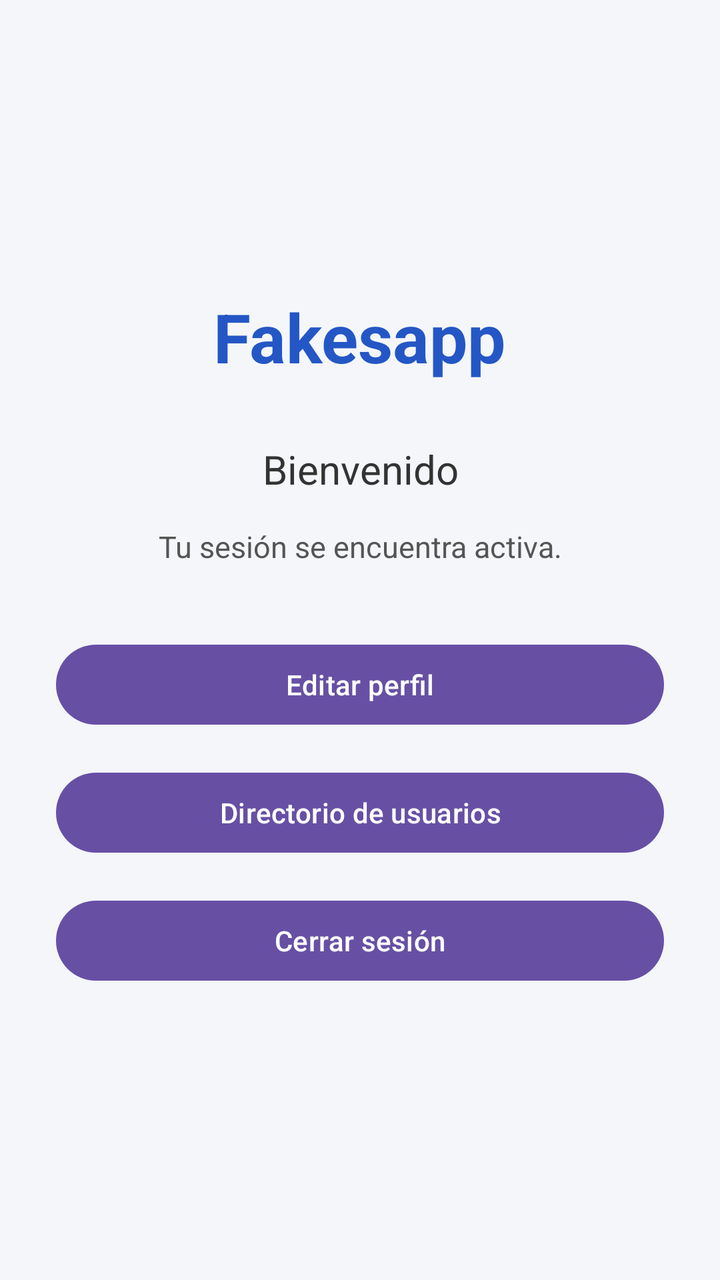
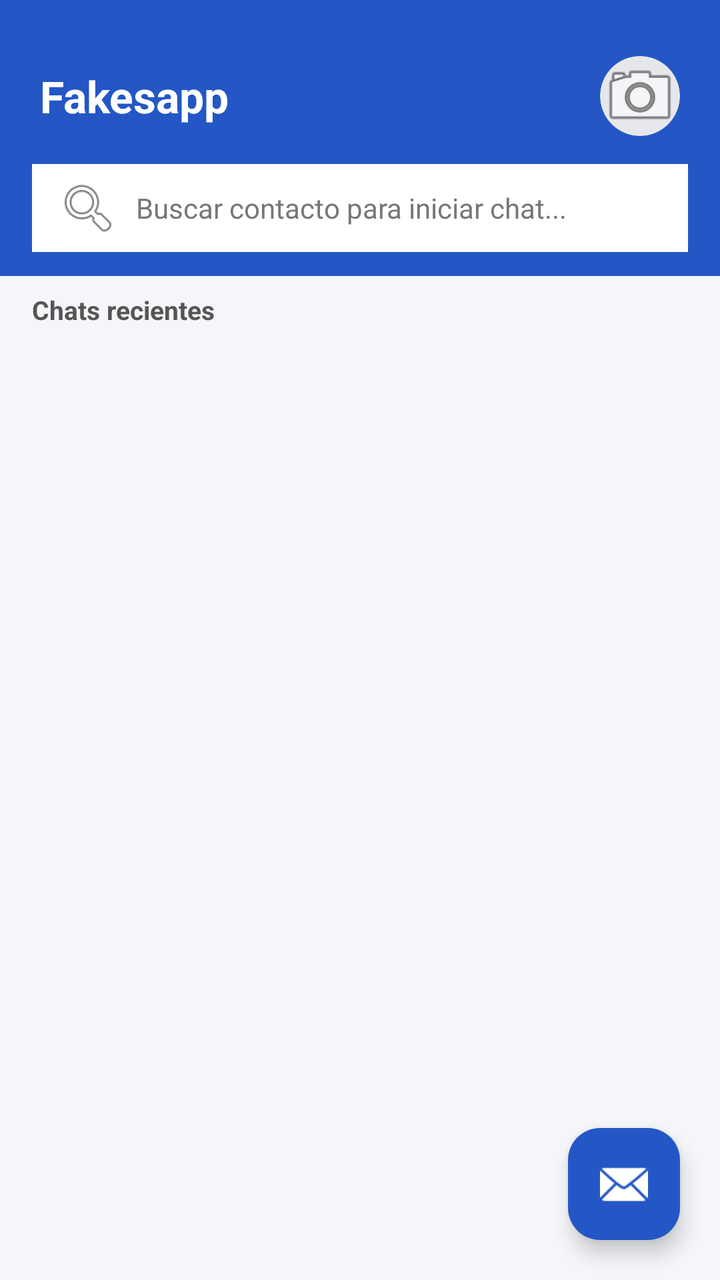

The first picture is an Android layout as it rendered before a commit; the second is the same layout after the commit. The layout source and the unified diff follow.
<!-- AndroidManifest.xml: application theme Theme.Fakesapp -->
<!-- res/layout/activity_home.xml -->
<?xml version="1.0" encoding="utf-8"?>
<LinearLayout xmlns:android="http://schemas.android.com/apk/res/android"
    android:layout_width="match_parent"
    android:layout_height="match_parent"
    android:orientation="vertical"
    android:gravity="center"
    android:padding="28dp"
    android:background="#F4F6FA">

    <TextView
        android:layout_width="wrap_content"
        android:layout_height="wrap_content"
        android:text="Fakesapp"
        android:textSize="34sp"
        android:textStyle="bold"
        android:textColor="#2457C5" />

    <TextView
        android:id="@+id/tvBienvenida"
        android:layout_width="match_parent"
        android:layout_height="wrap_content"
        android:layout_marginTop="30dp"
        android:gravity="center"
        android:text="Bienvenido"
        android:textSize="20sp"
        android:textColor="#333333" />

    <TextView
        android:layout_width="match_parent"
        android:layout_height="wrap_content"
        android:layout_marginTop="15dp"
        android:gravity="center"
        android:text="Tu sesión se encuentra activa."
        android:textSize="15sp"
        android:textColor="#555555" />

    <Button
        android:id="@+id/btnEditarPerfil"
        android:layout_width="match_parent"
        android:layout_height="wrap_content"
        android:layout_marginTop="35dp"
        android:text="Editar perfil"
        android:textAllCaps="false" />

    <Button
        android:id="@+id/btnDirectorio"
        android:layout_width="match_parent"
        android:layout_height="wrap_content"
        android:layout_marginTop="16dp"
        android:text="Directorio de usuarios"
        android:textAllCaps="false" />

    <Button
        android:id="@+id/btnCerrarSesion"
        android:layout_width="match_parent"
        android:layout_height="wrap_content"
        android:layout_marginTop="16dp"
        android:text="Cerrar sesión"
        android:textAllCaps="false" />

</LinearLayout>
<!-- resources referenced by this layout -->
<resources>
  <style name="Theme.Fakesapp" parent="Base.Theme.Fakesapp" />
  <style name="Base.Theme.Fakesapp" parent="Theme.Material3.DayNight.NoActionBar">
          
          
      </style>
</resources>

<!-- the commit's change to res/layout/activity_home.xml (unified diff, before → after) -->
@@ -1,61 +1,127 @@
 <?xml version="1.0" encoding="utf-8"?>
-<LinearLayout xmlns:android="http://schemas.android.com/apk/res/android"
+<androidx.coordinatorlayout.widget.CoordinatorLayout
+    xmlns:android="http://schemas.android.com/apk/res/android"
+    xmlns:app="http://schemas.android.com/apk/res-auto"
     android:layout_width="match_parent"
     android:layout_height="match_parent"
-    android:orientation="vertical"
-    android:gravity="center"
-    android:padding="28dp"
     android:background="#F4F6FA">
 
-    <TextView
+    <LinearLayout
+        android:layout_width="match_parent"
+        android:layout_height="match_parent"
+        android:orientation="vertical">
+
+        
+        <LinearLayout
+            android:id="@+id/barraSuperiorHome"
+            android:layout_width="match_parent"
+            android:layout_height="wrap_content"
+            android:background="#2457C5"
+            android:gravity="center_vertical"
+            android:orientation="horizontal"
+            android:paddingHorizontal="20dp"
+            android:paddingTop="28dp"
+            android:paddingBottom="14dp">
+
+            <TextView
+                android:layout_width="0dp"
+                android:layout_height="wrap_content"
+                android:layout_weight="1"
+                android:text="Fakesapp"
+                android:textColor="#FFFFFF"
+                android:textSize="22sp"
+                android:textStyle="bold" />
+
+            <ImageView
+                android:id="@+id/ivPerfilPropio"
+                android:layout_width="40dp"
+                android:layout_height="40dp"
+                android:background="@drawable/bg_avatar"
+                android:clipToOutline="true"
+                android:clickable="true"
+                android:contentDescription="Opciones de mi perfil"
+                android:focusable="true"
+                android:scaleType="centerCrop"
+                android:src="@android:drawable/ic_menu_camera" />
+
+        </LinearLayout>
+
+        
+        <LinearLayout
+            android:layout_width="match_parent"
+            android:layout_height="wrap_content"
+            android:background="#2457C5"
+            android:paddingHorizontal="16dp"
+            android:paddingBottom="12dp">
+
+            <EditText
+                android:id="@+id/etBuscarEnHome"
+                android:layout_width="match_parent"
+                android:layout_height="44dp"
+                android:background="#FFFFFF"
+                android:drawableStart="@android:drawable/ic_menu_search"
+                android:drawablePadding="8dp"
+                android:hint="Buscar contacto para iniciar chat..."
+                android:imeOptions="actionSearch"
+                android:inputType="textPersonName"
+                android:maxLines="1"
+                android:paddingHorizontal="12dp"
+                android:textColor="#202020"
+                android:textColorHint="#777777"
+                android:textSize="14sp" />
+
+        </LinearLayout>
+
+        
+        <TextView
+            android:id="@+id/tvEstadoHome"
+            android:layout_width="match_parent"
+            android:layout_height="wrap_content"
+            android:paddingHorizontal="16dp"
+            android:paddingVertical="8dp"
+            android:text="Chats recientes"
+            android:textColor="#555555"
+            android:textSize="13sp"
+            android:textStyle="bold" />
+
+        
+        <FrameLayout
+            android:layout_width="match_parent"
+            android:layout_height="0dp"
+            android:layout_weight="1">
+
+            
+            <androidx.recyclerview.widget.RecyclerView
+                android:id="@+id/rvConversaciones"
+                android:layout_width="match_parent"
+                android:layout_height="match_parent"
+                android:clipToPadding="false"
+                android:paddingBottom="80dp" />
+
+            
+            <androidx.recyclerview.widget.RecyclerView
+                android:id="@+id/rvResultadosBusqueda"
+                android:layout_width="match_parent"
+                android:layout_height="match_parent"
+                android:background="#FFFFFF"
+                android:clipToPadding="false"
+                android:paddingBottom="80dp"
+                android:visibility="gone" />
+
+        </FrameLayout>
+
+    </LinearLayout>
+
+    
+    <com.google.android.material.floatingactionbutton.FloatingActionButton
+        android:id="@+id/fabDirectorio"
         android:layout_width="wrap_content"
         android:layout_height="wrap_content"
-        android:text="Fakesapp"
-        android:textSize="34sp"
-        android:textStyle="bold"
-        android:textColor="#2457C5" />
+        android:layout_gravity="bottom|end"
+        android:layout_margin="20dp"
+        android:contentDescription="Nuevo chat"
+        android:src="@android:drawable/ic_dialog_email"
+        app:backgroundTint="#2457C5"
+        app:tint="#FFFFFF" />
 
-    <TextView
-        android:id="@+id/tvBienvenida"
-        android:layout_width="match_parent"
-        android:layout_height="wrap_content"
-        android:layout_marginTop="30dp"
-        android:gravity="center"
-        android:text="Bienvenido"
-        android:textSize="20sp"
-        android:textColor="#333333" />
-
-    <TextView
-        android:layout_width="match_parent"
-        android:layout_height="wrap_content"
-        android:layout_marginTop="15dp"
-        android:gravity="center"
-        android:text="Tu sesión se encuentra activa."
-        android:textSize="15sp"
-        android:textColor="#555555" />
-
-    <Button
-        android:id="@+id/btnEditarPerfil"
-        android:layout_width="match_parent"
-        android:layout_height="wrap_content"
-        android:layout_marginTop="35dp"
-        android:text="Editar perfil"
-        android:textAllCaps="false" />
-
-    <Button
-        android:id="@+id/btnDirectorio"
-        android:layout_width="match_parent"
-        android:layout_height="wrap_content"
-        android:layout_marginTop="16dp"
-        android:text="Directorio de usuarios"
-        android:textAllCaps="false" />
-
-    <Button
-        android:id="@+id/btnCerrarSesion"
-        android:layout_width="match_parent"
-        android:layout_height="wrap_content"
-        android:layout_marginTop="16dp"
-        android:text="Cerrar sesión"
-        android:textAllCaps="false" />
-
-</LinearLayout>
+</androidx.coordinatorlayout.widget.CoordinatorLayout>
<!-- resource entries referenced after the edit -->
@@ -1,5 +1,13 @@
 <!-- resources referenced by this layout -->
 <resources>
+  <!-- drawable bg_avatar (drawable) -->
+  <?xml version="1.0" encoding="utf-8"?>
+  <shape xmlns:android="http://schemas.android.com/apk/res/android"
+      android:shape="oval">
+  
+      <solid android:color="#E5E7EB"/>
+  
+  </shape>
   <style name="Theme.Fakesapp" parent="Base.Theme.Fakesapp" />
   <style name="Base.Theme.Fakesapp" parent="Theme.Material3.DayNight.NoActionBar">
           
